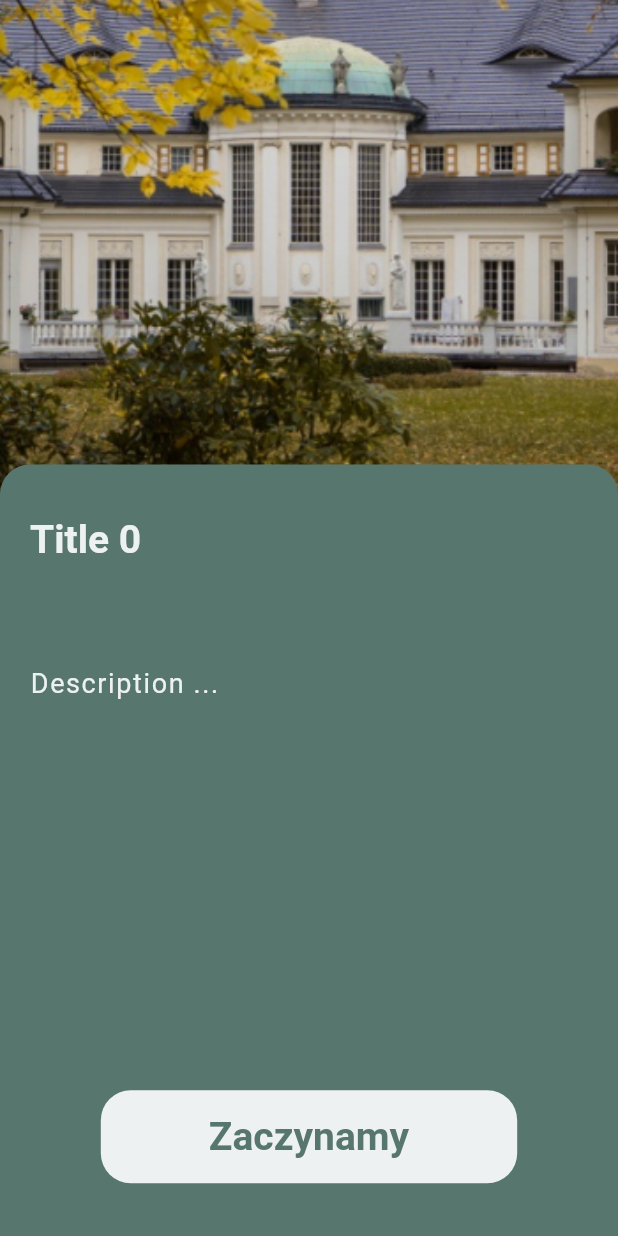
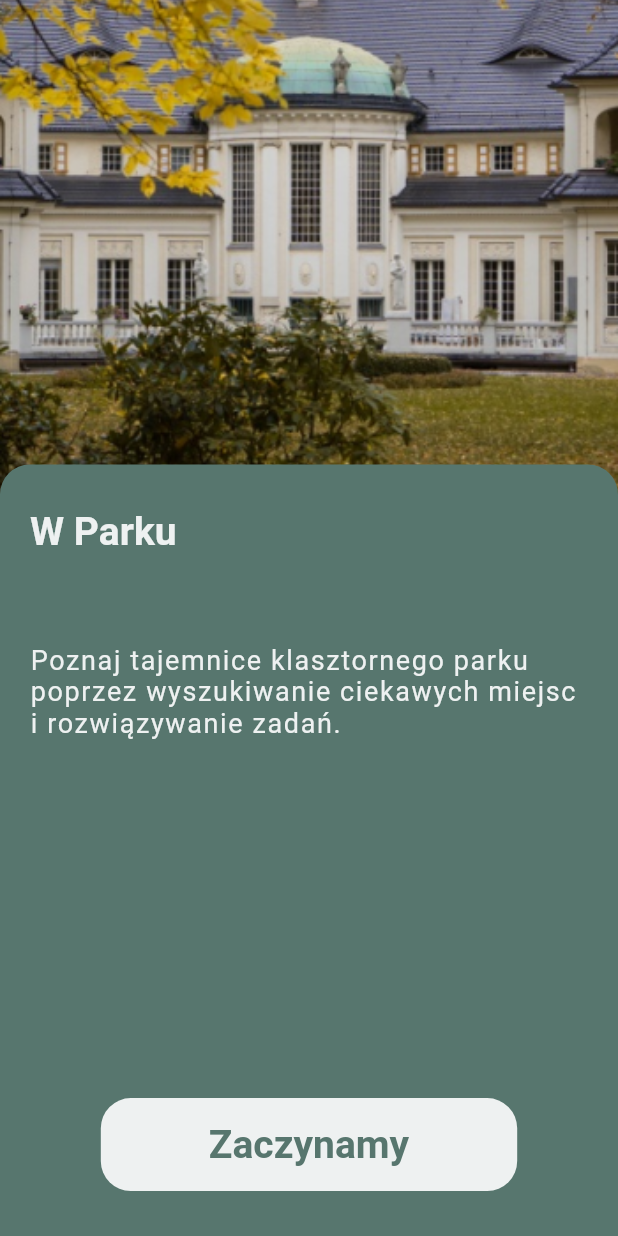
Before and after one commit to GrupaMedialnaSalwator/kompas.sds, a Flutter app: the screen it shows after launch, after a tap on "W Parku", on a phone screen of 412 x 824 dp. Run offline on Flutter 3.47's test engine with Material 2 defaults, Android fonts, the phone set to English and light mode, and no system bars; our stand-ins replace get; Roboto replaces fonts that are missing (Nunito Sans).

Commit message:
refactor to MVC pattern

```diff
--- /dev/null
+++ b/lib/controller/trip_controller.dart
@@ -0,0 +1,19 @@
+import 'package:get/get.dart';
+import 'package:gra_terenowa/model/trip_db.dart';
+
+class TripController extends GetxController {
+  // This variable holds data for all trips currently loaded in the app
+  final _tripData = generateTripItems().obs;
+
+  TripItem getTripItem({required int index}) {
+    return _tripData[index];
+  }
+
+  List<TripItem> getTripList() {
+    return _tripData;
+  }
+
+  int getMaxTrips() {
+    return _tripData.length;
+  }
+}
--- a/lib/main.dart
+++ b/lib/main.dart
@@ -2,7 +2,7 @@ import 'package:flutter/material.dart';
 import 'package:get/get.dart';
 import 'package:gra_terenowa/extras/routes.dart';
 import 'package:gra_terenowa/extras/text_styles.dart';
-import 'package:gra_terenowa/views/home_screen.dart';
+import 'package:gra_terenowa/view/home_screen.dart';
 
 import 'extras/colors.dart';
 
--- /dev/null
+++ b/lib/model/trip_db.dart
@@ -0,0 +1,46 @@
+// This class will handle data loading from FireBase
+
+class TripItem {
+  TripItem({
+    this.title = "",
+    this.subtitle = "",
+    this.description = "",
+    this.imageAsset = "",
+    this.enabled = true,
+  });
+
+  String title;
+  String subtitle;
+  String description;
+  String imageAsset;
+  bool enabled;
+}
+
+List<TripItem> generateTripItems() {
+  return [
+    TripItem(
+      title: "W Parku",
+      subtitle: "dla najmłodszych",
+      description:
+          "Poznaj tajemnice klasztornego parku poprzez wyszukiwanie ciekawych miejsc i rozwiązywanie zadań.",
+      imageAsset: "assets/images/trip_01.png",
+      enabled: true,
+    ),
+    TripItem(
+      title: "W Labiryncie",
+      subtitle: "dla młodzieży",
+      description:
+          "Wejdź do klasztornego labiryntu i odkrywaj mądrości starożytnych filozofów.",
+      imageAsset: "assets/images/trip_02.png",
+      enabled: true,
+    ),
+    TripItem(
+      title: "Droga Krzyżowa",
+      subtitle: "dla dorosłych",
+      description:
+          "Towarzysz Panu Jezusowi na drodze krzyżowej w ciszy klasztornego parku.",
+      imageAsset: "assets/images/trip_03.png",
+      enabled: true,
+    ),
+  ];
+}
--- a/lib/views/home_screen.dart
+++ b/lib/view/home_screen.dart
@@ -1,26 +1,19 @@
 import 'package:flutter/cupertino.dart';
 import 'package:flutter/material.dart';
 import 'package:get/get.dart';
+import 'package:gra_terenowa/controller/trip_controller.dart';
 import 'package:gra_terenowa/extras/colors.dart';
-import 'package:gra_terenowa/extras/routes.dart';
 import 'package:gra_terenowa/widgets/select_widget.dart';
+import 'package:gra_terenowa/widgets/tripCard_widget.dart';
 
 class HomePage extends StatelessWidget {
   const HomePage({Key? key}) : super(key: key);
 
-  static const List<String> tripAssets = [
-    "assets/images/trip_01.png",
-    "assets/images/trip_02.png",
-    "assets/images/trip_03.png",
-  ];
-  static const List<String> tripTitles = [
-    "W Parku",
-    "W Labiryncie",
-    "Droga Krzyżowa",
-  ];
-
   @override
   Widget build(BuildContext context) {
+    // This variable allows observing trip data for downloading new trips
+    final TripController _tripController = Get.put(TripController());
+
     return DefaultTabController(
       initialIndex: 0,
       length: 3,
@@ -116,56 +109,16 @@ class HomePage extends StatelessWidget {
                           VerticalDivider(
                               width: 20, color: AppColors.primaryWhite),
                       itemBuilder: (BuildContext context, int index) {
-                        return Card(
-                          semanticContainer: true,
-                          clipBehavior: Clip.antiAliasWithSaveLayer,
-                          child: InkWell(
-                            onTap: () {
-                              Get.bottomSheet(
-                                SelectWidget(args: Arguments(index)),
-                                isScrollControlled: true,
-                              );
-
-                              // Get.toNamed(AppRoutes.select,
-                              //                               arguments: Arguments(index)),
-                            },
-                            child: Stack(
-                              children: [
-                                Container(
-                                  height: 350,
-                                  width: 250,
-                                  padding: EdgeInsets.all(16.0),
-                                  alignment: Alignment.bottomLeft,
-                                  decoration: BoxDecoration(
-                                    image: DecorationImage(
-                                      image: AssetImage(tripAssets[index]),
-                                      fit: BoxFit.fitWidth, //DecorationImage
-                                    ),
-                                  ), //BoxDecoration
-
-                                  child: Text(
-                                    tripTitles[index],
-                                    //style: Theme.of(context).textTheme.headline2,
-                                    style: Theme.of(context)
-                                        .textTheme
-                                        .headline3
-                                        ?.copyWith(
-                                            color: AppColors.primaryWhite),
-                                  ),
-                                ), //Text
-
-                                // Image.asset(
-                                //   tripAssets[index],
-                                //   fit: BoxFit.fitWidth,
-                                // ),
-                              ],
-                            ),
-                          ),
-                          shape: RoundedRectangleBorder(
-                            borderRadius: BorderRadius.circular(20.0),
-                          ),
-                          elevation: 8,
-                          margin: EdgeInsets.all(4),
+                        return tripCard(
+                          cardHeight: 350,
+                          cardWidth: 250,
+                          tripIndex: index,
+                          onTapCard: () {
+                            Get.bottomSheet(
+                              selectTripSheet(tripIndex: index),
+                              isScrollControlled: true,
+                            );
+                          },
                         );
                       },
                       scrollDirection: Axis.horizontal,
--- a/lib/widgets/select_widget.dart
+++ b/lib/widgets/select_widget.dart
@@ -1,20 +1,15 @@
 import 'package:flutter/material.dart';
+import 'package:get/get.dart';
+import 'package:gra_terenowa/controller/trip_controller.dart';
 import 'package:gra_terenowa/extras/colors.dart';
-import 'package:gra_terenowa/extras/routes.dart';
 
-class SelectWidget extends StatelessWidget {
-  const SelectWidget({
-    Key? key,
-    required Arguments args,
-  })  : _args = args,
-        super(key: key);
-
-  final Arguments _args;
-
-  @override
-  Widget build(BuildContext context) {
+Widget selectTripSheet({
+  void Function()? onTapButton,
+  required int tripIndex,
+}) {
+  final TripController _tripController = Get.find();
   return Container(
-      height: MediaQuery.of(context).size.height,
+    height: Get.height,
     child: Stack(
       fit: StackFit.expand,
       alignment: AlignmentDirectional.topCenter,
@@ -22,17 +17,17 @@ class SelectWidget extends StatelessWidget {
         Positioned(
           top: 0,
           child: Image.asset(
-              "assets/images/trip_0" + (_args.index + 1).toString() + ".png",
-              width: MediaQuery.of(context).size.width,
-              height: MediaQuery.of(context).size.height * 0.4,
+            _tripController.getTripItem(index: tripIndex).imageAsset,
+            width: Get.width,
+            height: Get.height * 0.4,
             fit: BoxFit.fitWidth,
           ),
         ),
         Positioned(
-            top: MediaQuery.of(context).size.height * 0.4 - 20,
+          top: Get.height * 0.4 - 20,
           child: Container(
-              width: MediaQuery.of(context).size.width,
-              height: MediaQuery.of(context).size.height * 0.6 + 20,
+            width: Get.width,
+            height: Get.height * 0.6 + 20,
             decoration: BoxDecoration(
               color: AppColors.primaryNormal,
               borderRadius: BorderRadius.vertical(
@@ -47,10 +42,8 @@ class SelectWidget extends StatelessWidget {
                   alignment: Alignment.topLeft,
                   margin: EdgeInsets.fromLTRB(20, 0, 20, 0),
                   child: Text(
-                      "Title " + _args.index.toString(),
-                      style: Theme.of(context)
-                          .textTheme
-                          .headline3
+                    _tripController.getTripItem(index: tripIndex).title,
+                    style: Get.context!.textTheme.headline3
                         ?.copyWith(color: AppColors.primaryWhite),
                   ),
                 ),
@@ -58,10 +51,8 @@ class SelectWidget extends StatelessWidget {
                   alignment: Alignment.topLeft,
                   margin: EdgeInsets.fromLTRB(20, 0, 20, 0),
                   child: Text(
-                      "Description ...",
-                      style: Theme.of(context)
-                          .textTheme
-                          .bodyText1
+                    _tripController.getTripItem(index: tripIndex).description,
+                    style: Get.context!.textTheme.bodyText1
                         ?.copyWith(color: AppColors.primaryWhite),
                   ),
                 ),
@@ -69,8 +60,7 @@ class SelectWidget extends StatelessWidget {
                 TextButton(
                   child: Text("Zaczynamy"),
                   style: ButtonStyle(
-                        shape:
-                            MaterialStateProperty.all<RoundedRectangleBorder>(
+                      shape: MaterialStateProperty.all<RoundedRectangleBorder>(
                           RoundedRectangleBorder(
                     borderRadius: BorderRadius.circular(20.0),
                   ))),
@@ -87,4 +77,3 @@ class SelectWidget extends StatelessWidget {
     ),
   );
 }
-}
--- /dev/null
+++ b/lib/widgets/tripCard_widget.dart
@@ -0,0 +1,50 @@
+import 'package:flutter/material.dart';
+import 'package:get/get.dart';
+import 'package:gra_terenowa/controller/trip_controller.dart';
+import 'package:gra_terenowa/extras/colors.dart';
+
+Widget tripCard({
+  void Function()? onTapCard,
+  required double cardHeight,
+  required double cardWidth,
+  required int tripIndex,
+}) {
+  final TripController _tripController = Get.find();
+  return Card(
+    semanticContainer: true,
+    clipBehavior: Clip.antiAliasWithSaveLayer,
+    child: InkWell(
+      onTap: () {
+        if (onTapCard != null) onTapCard();
+      },
+      child: Stack(
+        children: [
+          Container(
+            height: cardHeight,
+            width: cardWidth,
+            padding: EdgeInsets.all(16.0),
+            alignment: Alignment.bottomLeft,
+            decoration: BoxDecoration(
+              image: DecorationImage(
+                image: AssetImage(
+                    _tripController.getTripItem(index: tripIndex).imageAsset),
+                fit: BoxFit.fitWidth, //DecorationImage
+              ),
+            ), //BoxDecoration
+
+            child: Text(
+              _tripController.getTripItem(index: tripIndex).title,
+              style: Get.context!.textTheme.headline3
+                  ?.copyWith(color: AppColors.primaryWhite),
+            ),
+          ), //Text
+        ],
+      ),
+    ),
+    shape: RoundedRectangleBorder(
+      borderRadius: BorderRadius.circular(20.0),
+    ),
+    elevation: 8,
+    margin: EdgeInsets.all(4),
+  );
+}
```
Lines whose indentation alone changed are shown as unchanged.
